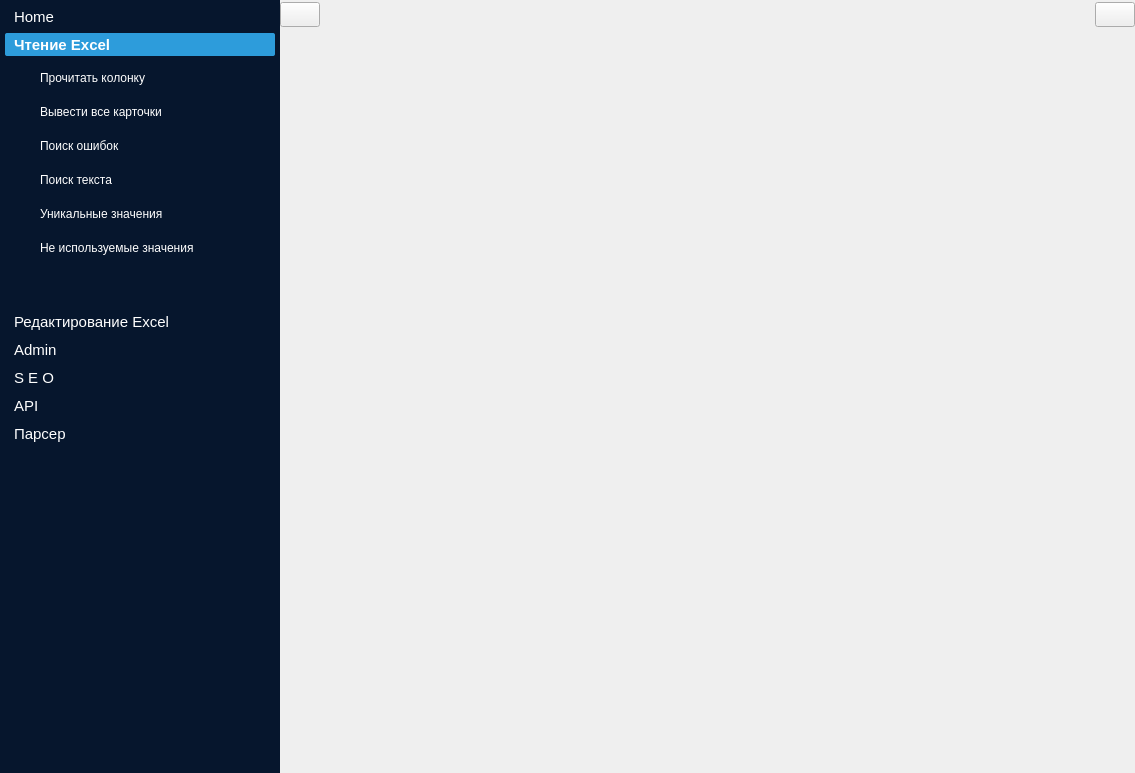
The window that UI_window.ui (Gatalist/qt_application) describes before a commit, drawn with Qt 5.
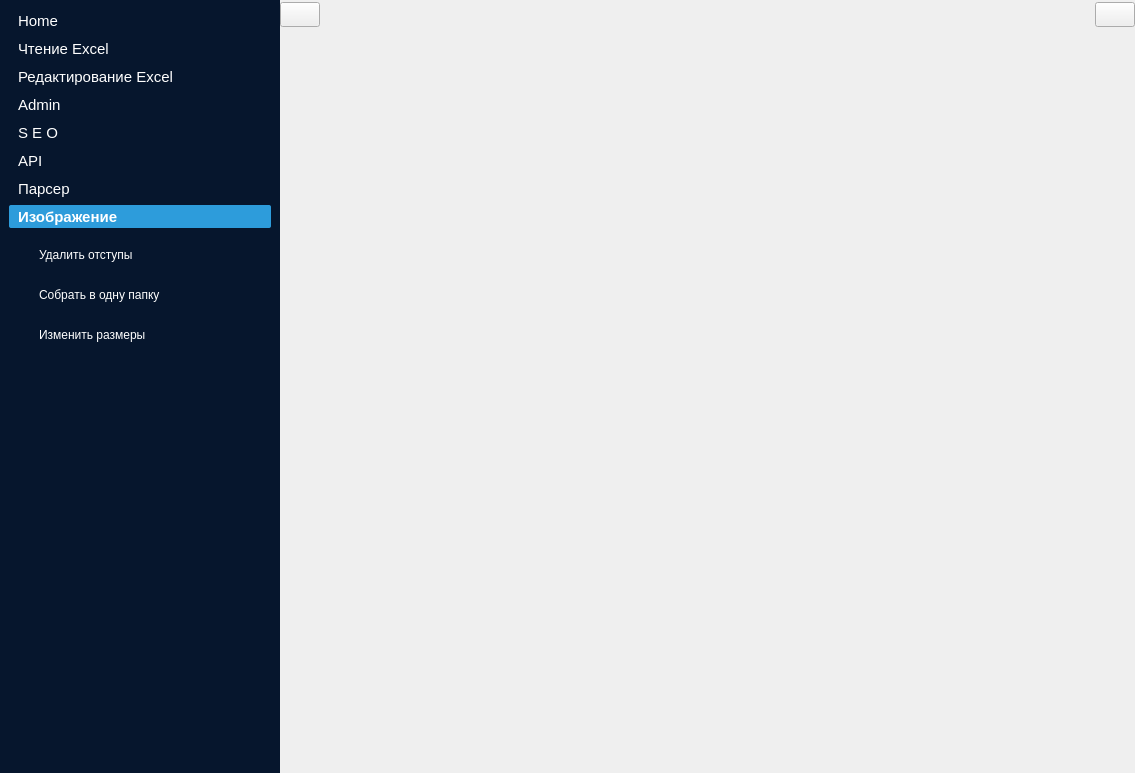
The same window after the commit. Icons and pictures are not drawn.

Commit message: add image manager

Diff of the .ui file:
```diff
--- a/UI_window.ui
+++ b/UI_window.ui
@@ -220,34 +220,6 @@
 border: none;</string>
       </property>
       <layout class="QGridLayout" name="gridLayout_5">
-       <property name="leftMargin">
-        <number>5</number>
-       </property>
-       <property name="topMargin">
-        <number>5</number>
-       </property>
-       <property name="rightMargin">
-        <number>5</number>
-       </property>
-       <property name="bottomMargin">
-        <number>5</number>
-       </property>
-       <property name="spacing">
-        <number>10</number>
-       </property>
-       <item row="1" column="0">
-        <spacer name="verticalSpacer_8">
-         <property name="orientation">
-          <enum>Qt::Vertical</enum>
-         </property>
-         <property name="sizeHint" stdset="0">
-          <size>
-           <width>20</width>
-           <height>250</height>
-          </size>
-         </property>
-        </spacer>
-       </item>
        <item row="0" column="0">
         <widget class="QToolBox" name="toolBox">
          <property name="font">
@@ -290,7 +262,7 @@
 }</string>
          </property>
          <property name="currentIndex">
-          <number>1</number>
+          <number>7</number>
          </property>
          <property name="tabSpacing">
           <number>5</number>
@@ -367,8 +339,8 @@
            <rect>
             <x>0</x>
             <y>0</y>
-            <width>270</width>
-            <height>230</height>
+            <width>213</width>
+            <height>226</height>
            </rect>
           </property>
           <attribute name="icon">
@@ -1003,6 +975,66 @@
            </item>
           </layout>
          </widget>
+         <widget class="QWidget" name="page_2">
+          <attribute name="icon">
+           <iconset resource="source/resource.qrc">
+            <normaloff>:/icons/icons/card-data-attr.svg</normaloff>:/icons/icons/card-data-attr.svg</iconset>
+          </attribute>
+          <attribute name="label">
+           <string>Изображение</string>
+          </attribute>
+          <widget class="QPushButton" name="crop_space">
+           <property name="geometry">
+            <rect>
+             <x>0</x>
+             <y>10</y>
+             <width>251</width>
+             <height>24</height>
+            </rect>
+           </property>
+           <property name="text">
+            <string>Удалить отступы</string>
+           </property>
+           <property name="icon">
+            <iconset resource="source/resource.qrc">
+             <normaloff>:/icons/icons/menu_on.svg</normaloff>:/icons/icons/menu_on.svg</iconset>
+           </property>
+          </widget>
+          <widget class="QPushButton" name="collect_one_folder">
+           <property name="geometry">
+            <rect>
+             <x>0</x>
+             <y>50</y>
+             <width>251</width>
+             <height>24</height>
+            </rect>
+           </property>
+           <property name="text">
+            <string>Собрать в одну папку</string>
+           </property>
+           <property name="icon">
+            <iconset resource="source/resource.qrc">
+             <normaloff>:/icons/icons/folder_open_w.svg</normaloff>:/icons/icons/folder_open_w.svg</iconset>
+           </property>
+          </widget>
+          <widget class="QPushButton" name="resize_image">
+           <property name="geometry">
+            <rect>
+             <x>0</x>
+             <y>90</y>
+             <width>251</width>
+             <height>24</height>
+            </rect>
+           </property>
+           <property name="text">
+            <string>Изменить размеры</string>
+           </property>
+           <property name="icon">
+            <iconset resource="source/resource.qrc">
+             <normaloff>:/icons/icons/convert.svg</normaloff>:/icons/icons/convert.svg</iconset>
+           </property>
+          </widget>
+         </widget>
         </widget>
        </item>
       </layout>
```
Left out of the diff: 96 changed lines with no effect on the pictures. The commit also changes 15 other files.
